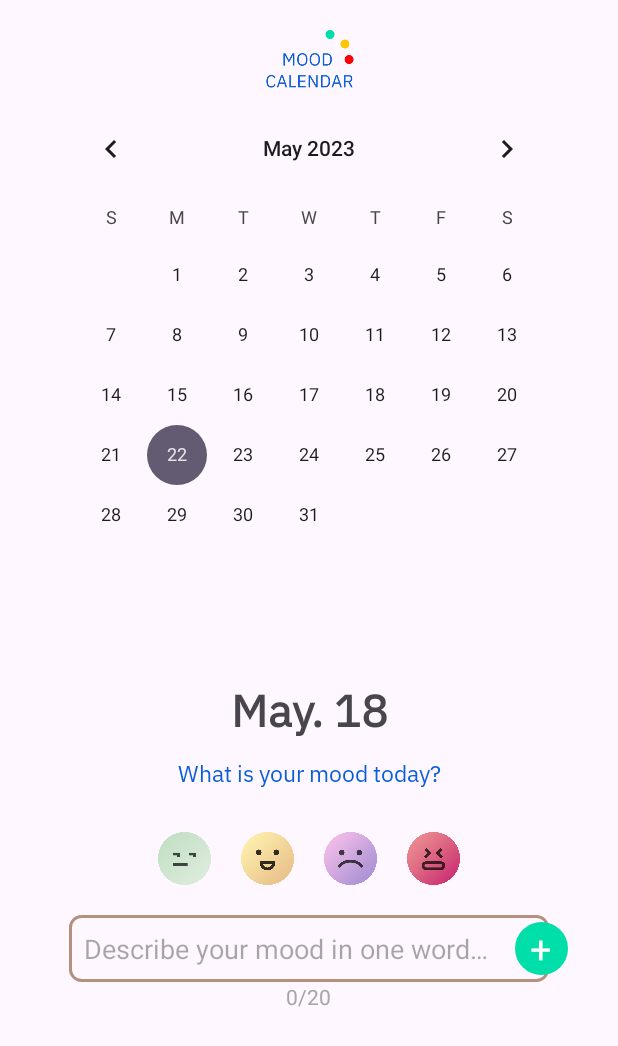
After one commit to GC-MP23-T11/LuckyCalendar, an Android app: the MainCal screen opened directly, with no data from a screen before it, on a phone screen of 412 x 824 dp. The commit adds this screen. Shown: the top 1046 px of the screen. Run offline under Robolectric (Android 15) with nearby library versions, the phone set to English and light mode, and no system bars.

Commit message:
Status Update (May. 22, 2023 23:56)
Init Main Calendar Page

```diff
--- a/app/src/main/AndroidManifest.xml
+++ b/app/src/main/AndroidManifest.xml
@@ -3,7 +3,6 @@
     xmlns:tools="http://schemas.android.com/tools">
 
     <application
-        android:usesCleartextTraffic="true"
         android:allowBackup="true"
         android:dataExtractionRules="@xml/data_extraction_rules"
         android:fullBackupContent="@xml/backup_rules"
@@ -12,7 +11,11 @@
         android:roundIcon="@mipmap/ic_launcher_round"
         android:supportsRtl="true"
         android:theme="@style/Theme.LuckyCalendar"
+        android:usesCleartextTraffic="true"
         tools:targetApi="31">
+        <activity
+            android:name=".MainCal"
+            android:exported="false" />
         <activity
             android:name=".Register"
             android:exported="false" />
--- /dev/null
+++ b/app/src/main/java/com/MP23_T11/luckycalendar/MainCal.java
@@ -0,0 +1,18 @@
+package com.MP23_T11.luckycalendar;
+
+import androidx.appcompat.app.AppCompatActivity;
+
+import android.os.Bundle;
+import android.view.View;
+
+public class MainCal extends AppCompatActivity {
+
+    @Override
+    protected void onCreate(Bundle savedInstanceState) {
+        super.onCreate(savedInstanceState);
+        setContentView(R.layout.activity_main_cal);
+    }
+
+    public void addMood(View view) {
+    }
+}
--- /dev/null
+++ b/app/src/main/res/drawable/inputbox.xml
@@ -0,0 +1,9 @@
+<?xml version="1.0" encoding="utf-8"?>
+<shape xmlns:android="http://schemas.android.com/apk/res/android"
+    android:padding="10dp"
+    android:shape="rectangle">
+    <corners android:radius="7.5dp" />
+    <stroke
+        android:width="2dp"
+        android:color="#b6907f" />
+</shape>
--- /dev/null
+++ b/app/src/main/res/drawable/plusbutton.xml
@@ -0,0 +1,6 @@
+<?xml version="1.0" encoding="utf-8"?>
+<shape xmlns:android="http://schemas.android.com/apk/res/android"
+    android:shape="oval">
+    <solid android:color="#00DEA9" />
+    <size android:height="35dp" />
+</shape>
--- /dev/null
+++ b/app/src/main/res/layout/activity_main_cal.xml
@@ -0,0 +1,181 @@
+<?xml version="1.0" encoding="utf-8"?>
+<androidx.constraintlayout.widget.ConstraintLayout xmlns:android="http://schemas.android.com/apk/res/android"
+    xmlns:app="http://schemas.android.com/apk/res-auto"
+    xmlns:tools="http://schemas.android.com/tools"
+    android:layout_width="match_parent"
+    android:layout_height="match_parent"
+    tools:context=".MainCal">
+
+    <ImageView
+        android:id="@+id/logo"
+        android:layout_width="90dp"
+        android:layout_height="45dp"
+        android:layout_marginTop="20dp"
+        android:src="@drawable/logo_static"
+        app:layout_constraintEnd_toEndOf="parent"
+        app:layout_constraintStart_toStartOf="parent"
+        app:layout_constraintTop_toTopOf="parent"
+        android:contentDescription="@string/logo" />
+
+    <!-- Calander -->
+    <CalendarView
+        android:id="@+id/main_calander"
+        android:layout_width="wrap_content"
+        android:layout_height="wrap_content"
+        app:layout_constraintEnd_toEndOf="parent"
+        app:layout_constraintStart_toStartOf="parent"
+        app:layout_constraintTop_toBottomOf="@id/logo" />
+
+    <LinearLayout
+        android:layout_width="wrap_content"
+        android:layout_height="wrap_content"
+        android:gravity="center"
+        android:orientation="vertical"
+        app:layout_constraintBottom_toBottomOf="parent"
+        app:layout_constraintEnd_toEndOf="parent"
+        app:layout_constraintHorizontal_bias="0.5"
+        app:layout_constraintStart_toStartOf="parent"
+        app:layout_constraintTop_toBottomOf="@id/main_calander"
+        app:layout_constraintVertical_bias="0.2">
+
+        <TextView
+            android:id="@+id/nowDate"
+            android:layout_width="216dp"
+            android:layout_height="40dp"
+            android:layout_marginTop="12dp"
+            android:fontFamily="@font/ibm_plex_sans"
+            android:text="@string/dateDemo"
+            android:textAlignment="center"
+            android:textSize="30sp"
+            android:textStyle="bold"
+            app:layout_constraintEnd_toEndOf="parent"
+            app:layout_constraintStart_toStartOf="parent"
+            app:layout_constraintTop_toBottomOf="@id/main_calander" />
+
+        <TextView
+            android:id="@+id/askMood"
+            android:layout_width="216dp"
+            android:layout_height="40dp"
+            android:layout_marginTop="12dp"
+            android:fontFamily="@font/ibm_plex_sans"
+            android:text="@string/what_is_your_mood_today"
+            android:textAlignment="center"
+            android:textColor="#0B5EDA"
+            android:textSize="15sp"
+            app:layout_constraintEnd_toEndOf="parent"
+            app:layout_constraintStart_toStartOf="parent"
+            app:layout_constraintTop_toBottomOf="@id/nowDate" />
+
+        <LinearLayout
+            android:id="@+id/moodSelector"
+            android:layout_width="wrap_content"
+            android:layout_height="wrap_content"
+            android:orientation="horizontal"
+            app:layout_constraintEnd_toEndOf="parent"
+            app:layout_constraintStart_toStartOf="parent"
+            app:layout_constraintTop_toBottomOf="@id/askMood">
+
+            <ImageView
+                android:id="@+id/icon_bor"
+                android:layout_width="35dp"
+                android:layout_height="35dp"
+                android:layout_margin="10dp"
+                android:background="@drawable/bored_icon"
+                android:contentDescription="@string/boring_icon_button" />
+
+            <ImageView
+                android:id="@+id/icon_happy"
+                android:layout_width="35dp"
+                android:layout_height="35dp"
+                android:layout_margin="10dp"
+                android:background="@drawable/happy_icon"
+                android:contentDescription="@string/happy_icon" />
+
+            <ImageView
+                android:id="@+id/icon_sad"
+                android:layout_width="35dp"
+                android:layout_height="35dp"
+                android:layout_margin="10dp"
+                android:background="@drawable/sad_icon"
+                android:contentDescription="@string/sad_icon" />
+
+
+            <ImageView
+                android:id="@+id/icon_mad"
+                android:layout_width="35dp"
+                android:layout_height="35dp"
+                android:layout_margin="10dp"
+                android:background="@drawable/stressed_icon"
+                android:contentDescription="@string/stressed_icon" />
+        </LinearLayout>
+
+        <androidx.constraintlayout.widget.ConstraintLayout
+            android:id="@+id/MoodFormLayout"
+            android:layout_width="345dp"
+            android:layout_height="wrap_content"
+            android:layout_marginTop="10dp"
+            app:layout_constraintEnd_toEndOf="parent"
+            app:layout_constraintStart_toStartOf="parent"
+            app:layout_constraintTop_toBottomOf="@id/moodSelector">
+
+            <EditText
+                android:id="@+id/MoodInput"
+                android:layout_width="320dp"
+                android:layout_height="wrap_content"
+                android:layout_marginTop="10dp"
+                android:background="@drawable/inputbox"
+                android:hint="@string/describe_your_mood_in_one_word"
+                android:importantForAutofill="no"
+                android:inputType="text"
+                android:padding="10dp"
+                app:layout_constraintBottom_toBottomOf="parent"
+                app:layout_constraintEnd_toEndOf="parent"
+                app:layout_constraintStart_toStartOf="parent" />
+
+            <TextView
+                android:id="@+id/AddMood"
+                android:layout_width="35dp"
+                android:layout_height="35dp"
+                android:background="@drawable/plusbutton"
+                android:clickable="true"
+                android:focusable="true"
+                android:gravity="center_horizontal|center_vertical"
+                android:onClick="addMood"
+                android:text="@string/plus"
+                android:textAlignment="center"
+                android:textColor="@color/white"
+                android:textSize="25sp"
+                app:layout_constraintBottom_toBottomOf="parent"
+                app:layout_constraintEnd_toEndOf="parent"
+                app:layout_constraintHorizontal_bias="1.0"
+                app:layout_constraintStart_toStartOf="parent"
+                app:layout_constraintTop_toTopOf="parent" />
+
+        </androidx.constraintlayout.widget.ConstraintLayout>
+
+        <LinearLayout
+            android:layout_width="wrap_content"
+            android:layout_height="wrap_content"
+            app:layout_constraintEnd_toEndOf="parent"
+            app:layout_constraintHorizontal_bias="0.9"
+            app:layout_constraintStart_toStartOf="parent"
+            app:layout_constraintTop_toBottomOf="@id/MoodFormLayout">
+
+            <TextView
+                android:id="@+id/MoodInputCharNum"
+                android:layout_width="wrap_content"
+                android:layout_height="wrap_content"
+                android:text="0"
+                android:textColor="#A6A6A6" />
+            <!--        TODO: Count CharNum https://choidev-1.tistory.com/53-->
+
+            <TextView
+                android:layout_width="wrap_content"
+                android:layout_height="wrap_content"
+                android:text="@string/_20"
+                android:textColor="#A6A6A6" />
+        </LinearLayout>
+    </LinearLayout>
+
+
+</androidx.constraintlayout.widget.ConstraintLayout>
--- a/app/src/main/res/values/strings.xml
+++ b/app/src/main/res/values/strings.xml
@@ -9,5 +9,15 @@
     <string name="Friday">Fr</string>
     <string name="Saturday">Sa</string>
     <string name="Sunday">Su</string>
+    <string name="describe_your_mood_in_one_word">Describe your mood in one word…</string>
+    <string name="what_is_your_mood_today">What is your mood today?</string>
+    <string name="dateDemo">May. 18</string>
+    <string name="boring_icon_button">Boring Icon/Button</string>
+    <string name="happy_icon">Happy Icon</string>
+    <string name="sad_icon">Sad Icon</string>
+    <string name="stressed_icon">Stressed Icon</string>
+    <string name="plus">+</string>
+    <string name="_20">/20</string>
+    <string name="logo">Logo</string>
 
 </resources>
```
